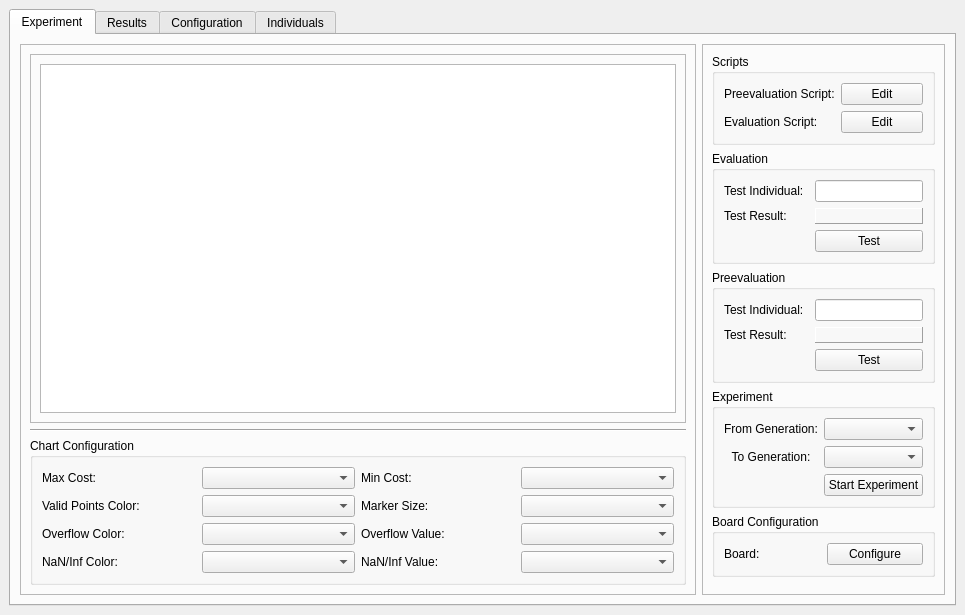
The window that MLC/GUI/Autogenerated/mlc_qtcreator/experiment.ui (MachineLearningControl/OpenMLC-Python) describes before a commit, drawn with Qt 5.
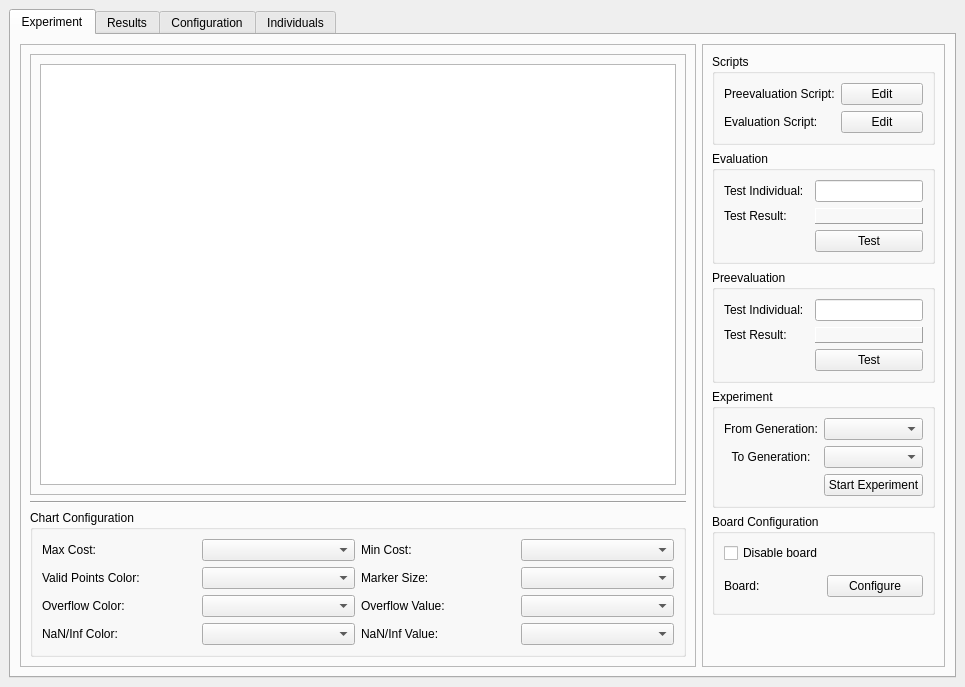
The same window after the commit.

Commit message:
Added board disabling logic
* The user can now disable the board using a toggle button in the experiment window
* The "disabled" status will report errors if the user tries to use the board in the experiment script
* Fix bug that made unresponsive for 5 seconds the GUI when the check connection dialog was canceled

What changed in the file:
```diff
--- a/MLC/GUI/Autogenerated/mlc_qtcreator/experiment.ui
+++ b/MLC/GUI/Autogenerated/mlc_qtcreator/experiment.ui
@@ -10,7 +10,7 @@
     <x>0</x>
     <y>0</y>
     <width>965</width>
-    <height>615</height>
+    <height>687</height>
    </rect>
   </property>
   <property name="windowTitle">
@@ -380,20 +380,49 @@
              <property name="title">
               <string>Board Configuration</string>
              </property>
-             <layout class="QGridLayout" name="gridLayout">
-              <item row="0" column="1">
-               <widget class="QPushButton" name="board_config_button">
+             <layout class="QVBoxLayout" name="verticalLayout_14">
+              <item>
+               <widget class="QCheckBox" name="disable_board_check">
+                <property name="toolTip">
+                 <string extracomment="Disable board initialization"/>
+                </property>
+                <property name="statusTip">
+                 <string/>
+                </property>
+                <property name="whatsThis">
+                 <string extracomment="Disable board initialization"/>
+                </property>
+                <property name="accessibleDescription">
+                 <string/>
+                </property>
                 <property name="text">
-                 <string>Configure</string>
+                 <string>Disable board</string>
                 </property>
                </widget>
               </item>
-              <item row="0" column="0">
-               <widget class="QLabel" name="label_16">
-                <property name="text">
-                 <string>Board:</string>
+              <item>
+               <layout class="QHBoxLayout" name="board_group">
+                <property name="topMargin">
+                 <number>6</number>
                 </property>
-               </widget>
+                <property name="bottomMargin">
+                 <number>6</number>
+                </property>
+                <item>
+                 <widget class="QLabel" name="board_label">
+                  <property name="text">
+                   <string>Board:</string>
+                  </property>
+                 </widget>
+                </item>
+                <item>
+                 <widget class="QPushButton" name="board_config_button">
+                  <property name="text">
+                   <string>Configure</string>
+                  </property>
+                 </widget>
+                </item>
+               </layout>
               </item>
              </layout>
             </widget>
```
Left out of the diff: 127 changed lines with no effect on the pictures. The commit also changes 10 other files.
